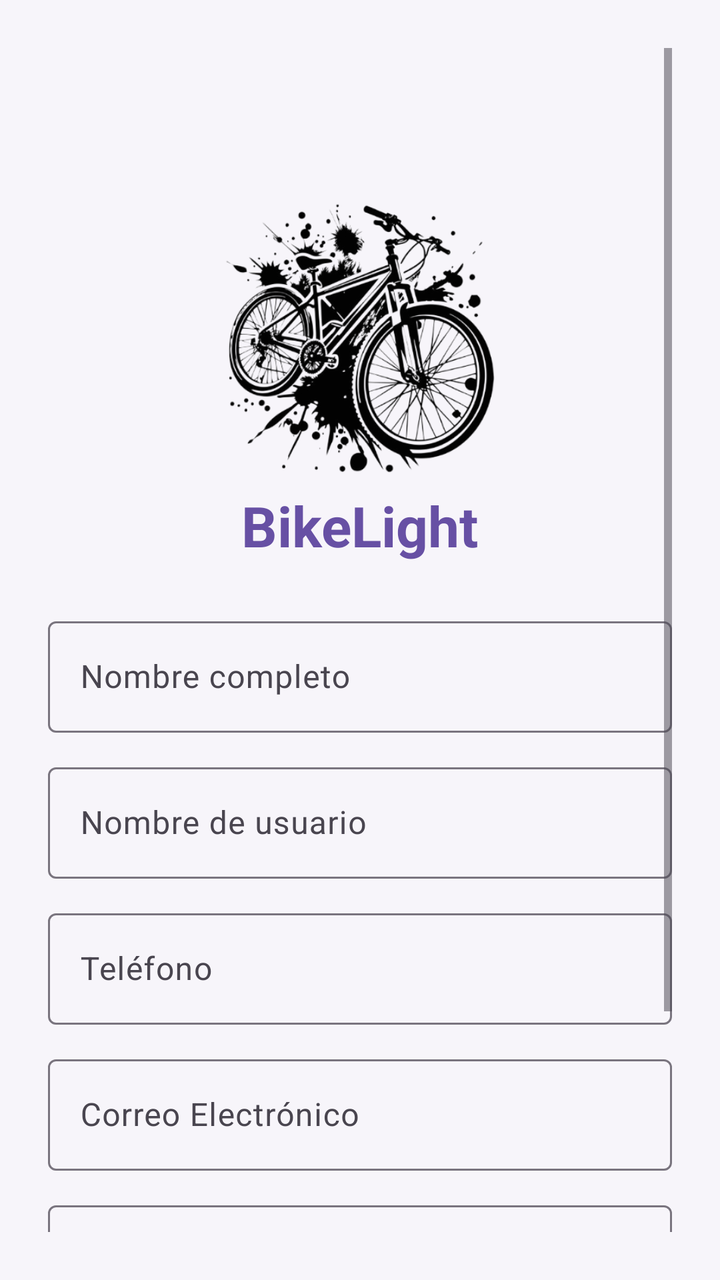
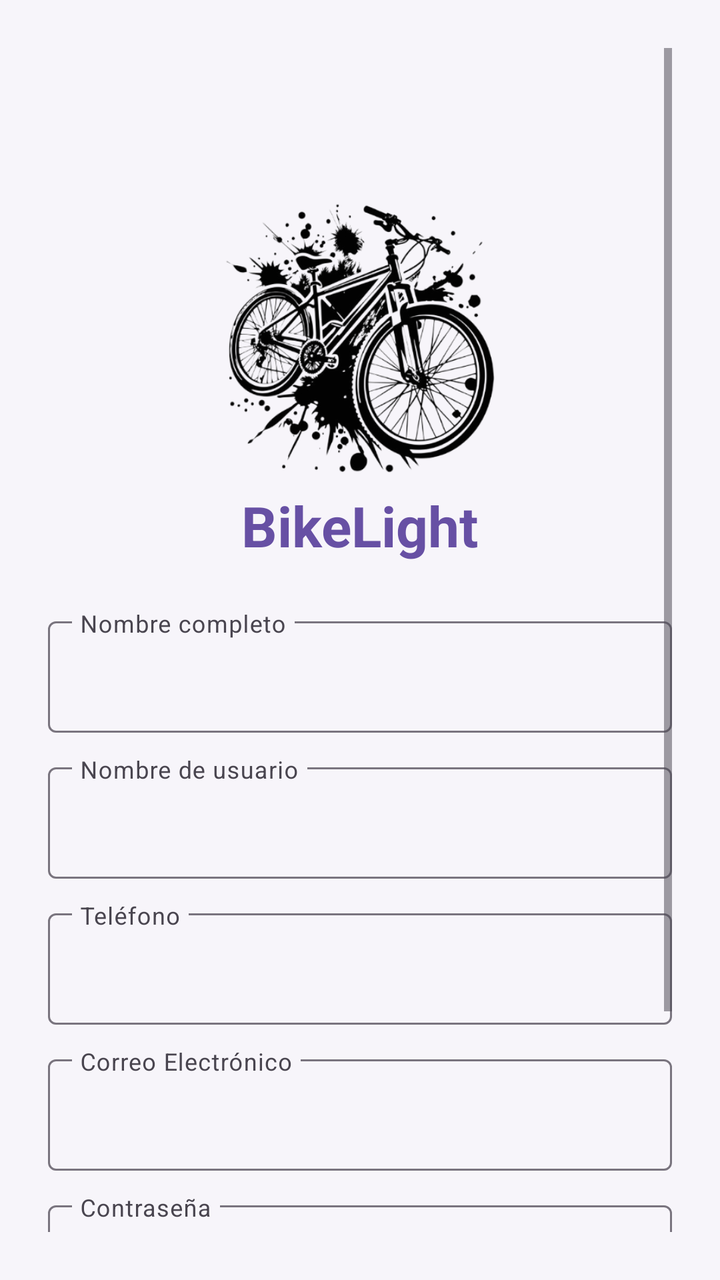

The first picture is an Android layout as it rendered before a commit; the second is the same layout after the commit. The layout source and the unified diff follow.
<!-- AndroidManifest.xml: application theme Theme.BikeLight -->
<!-- res/layout/activity_register.xml -->
<?xml version="1.0" encoding="utf-8"?>
<ScrollView xmlns:android="http://schemas.android.com/apk/res/android"
    xmlns:app="http://schemas.android.com/apk/res-auto"
    android:layout_width="match_parent"
    android:layout_height="match_parent"
    android:fillViewport="true"
    android:padding="24dp"
    android:background="@color/bikelight_bg">

    <LinearLayout
        android:layout_width="match_parent"
        android:layout_height="wrap_content"
        android:orientation="vertical"
        android:gravity="center">

        <ImageView
            android:id="@+id/imgLogo"
            android:layout_width="150dp"
            android:layout_height="150dp"
            android:layout_marginTop="70dp"
            app:srcCompat="@drawable/bici" />

        <TextView
            android:id="@+id/tvTitle"
            android:layout_width="wrap_content"
            android:layout_height="wrap_content"
            android:text="BikeLight"
            android:textSize="28sp"
            android:textStyle="bold"
            android:textColor="@color/bikelight_primary"
            android:layout_marginBottom="24dp" />

        
        <com.google.android.material.textfield.TextInputLayout
            android:id="@+id/tilFullName"
            android:layout_width="match_parent"
            android:layout_height="wrap_content"
            android:layout_marginBottom="12dp"
            android:hint="Nombre completo">

            <com.google.android.material.textfield.TextInputEditText
                android:id="@+id/etFullName"
                android:inputType="textPersonName"
                android:layout_width="match_parent"
                android:layout_height="wrap_content" />
        </com.google.android.material.textfield.TextInputLayout>

        <com.google.android.material.textfield.TextInputLayout
            android:id="@+id/tilUsername"
            android:layout_width="match_parent"
            android:layout_height="wrap_content"
            android:layout_marginBottom="12dp"
            android:hint="Nombre de usuario">

            <com.google.android.material.textfield.TextInputEditText
                android:id="@+id/etUsername"
                android:inputType="text"
                android:layout_width="match_parent"
                android:layout_height="wrap_content" />
        </com.google.android.material.textfield.TextInputLayout>

        <com.google.android.material.textfield.TextInputLayout
            android:id="@+id/tilPhone"
            android:layout_width="match_parent"
            android:layout_height="wrap_content"
            android:layout_marginBottom="12dp"
            android:hint="Teléfono">

            <com.google.android.material.textfield.TextInputEditText
                android:id="@+id/etPhone"
                android:inputType="phone"
                android:layout_width="match_parent"
                android:layout_height="wrap_content" />
        </com.google.android.material.textfield.TextInputLayout>

        <com.google.android.material.textfield.TextInputLayout
            android:id="@+id/tilEmail"
            android:layout_width="match_parent"
            android:layout_height="wrap_content"
            android:layout_marginBottom="12dp"
            android:hint="Correo Electrónico">

            <com.google.android.material.textfield.TextInputEditText
                android:id="@+id/etEmail"
                android:inputType="textEmailAddress"
                android:layout_width="match_parent"
                android:layout_height="wrap_content" />
        </com.google.android.material.textfield.TextInputLayout>

        <com.google.android.material.textfield.TextInputLayout
            android:id="@+id/tilPassword"
            android:layout_width="match_parent"
            android:layout_height="wrap_content"
            android:layout_marginBottom="16dp"
            app:passwordToggleEnabled="true"
            android:hint="Contraseña">

            <com.google.android.material.textfield.TextInputEditText
                android:id="@+id/etPassword"
                android:inputType="textPassword"
                android:layout_width="match_parent"
                android:layout_height="wrap_content" />
        </com.google.android.material.textfield.TextInputLayout>

        
        <com.google.android.material.button.MaterialButton
            android:id="@+id/btnAction"
            android:layout_width="match_parent"
            android:layout_height="56dp"
            app:backgroundTint="@color/bikelight_primary"
            android:textColor="@color/white"
            android:text="Registrarse" />

        <com.google.android.material.button.MaterialButton
            android:id="@+id/tvSwitchMode"
            style="@style/Widget.Material3.Button.TextButton"
            android:layout_width="match_parent"
            android:layout_height="wrap_content"
            android:layout_marginTop="8dp"
            android:textColor="@color/bikelight_primary"
            android:text="¿Ya tienes cuenta? Inicia sesión" />
    </LinearLayout>
</ScrollView>
<!-- resources referenced by this layout -->
<resources>
  <color name="bikelight_bg">#F7F5FA</color>
  <color name="bikelight_primary">#6750A4</color>
  <color name="white">#FFFFFF</color>
  <!-- drawable bici: png bitmap (drawable, 195847 bytes) -->
  <style name="Theme.BikeLight" parent="Base.Theme.BikeLight" />
  <style name="Base.Theme.BikeLight" parent="Theme.Material3.DayNight.NoActionBar">
          
          
      </style>
</resources>

<!-- the commit's change to res/layout/activity_register.xml (unified diff, before → after) -->
@@ -36,7 +36,8 @@
             android:layout_width="match_parent"
             android:layout_height="wrap_content"
             android:layout_marginBottom="12dp"
-            android:hint="Nombre completo">
+            android:hint="Nombre completo"
+            app:expandedHintEnabled="false">
 
             <com.google.android.material.textfield.TextInputEditText
                 android:id="@+id/etFullName"
@@ -50,7 +51,8 @@
             android:layout_width="match_parent"
             android:layout_height="wrap_content"
             android:layout_marginBottom="12dp"
-            android:hint="Nombre de usuario">
+            android:hint="Nombre de usuario"
+            app:expandedHintEnabled="false">
 
             <com.google.android.material.textfield.TextInputEditText
                 android:id="@+id/etUsername"
@@ -64,7 +66,8 @@
             android:layout_width="match_parent"
             android:layout_height="wrap_content"
             android:layout_marginBottom="12dp"
-            android:hint="Teléfono">
+            android:hint="Teléfono"
+            app:expandedHintEnabled="false">
 
             <com.google.android.material.textfield.TextInputEditText
                 android:id="@+id/etPhone"
@@ -78,7 +81,8 @@
             android:layout_width="match_parent"
             android:layout_height="wrap_content"
             android:layout_marginBottom="12dp"
-            android:hint="Correo Electrónico">
+            android:hint="Correo Electrónico"
+            app:expandedHintEnabled="false">
 
             <com.google.android.material.textfield.TextInputEditText
                 android:id="@+id/etEmail"
@@ -93,7 +97,8 @@
             android:layout_height="wrap_content"
             android:layout_marginBottom="16dp"
             app:passwordToggleEnabled="true"
-            android:hint="Contraseña">
+            android:hint="Contraseña"
+            app:expandedHintEnabled="false">
 
             <com.google.android.material.textfield.TextInputEditText
                 android:id="@+id/etPassword"
@@ -109,6 +114,7 @@
             android:layout_height="56dp"
             app:backgroundTint="@color/bikelight_primary"
             android:textColor="@color/white"
+            app:cornerRadius="12dp"
             android:text="Registrarse" />
 
         <com.google.android.material.button.MaterialButton
